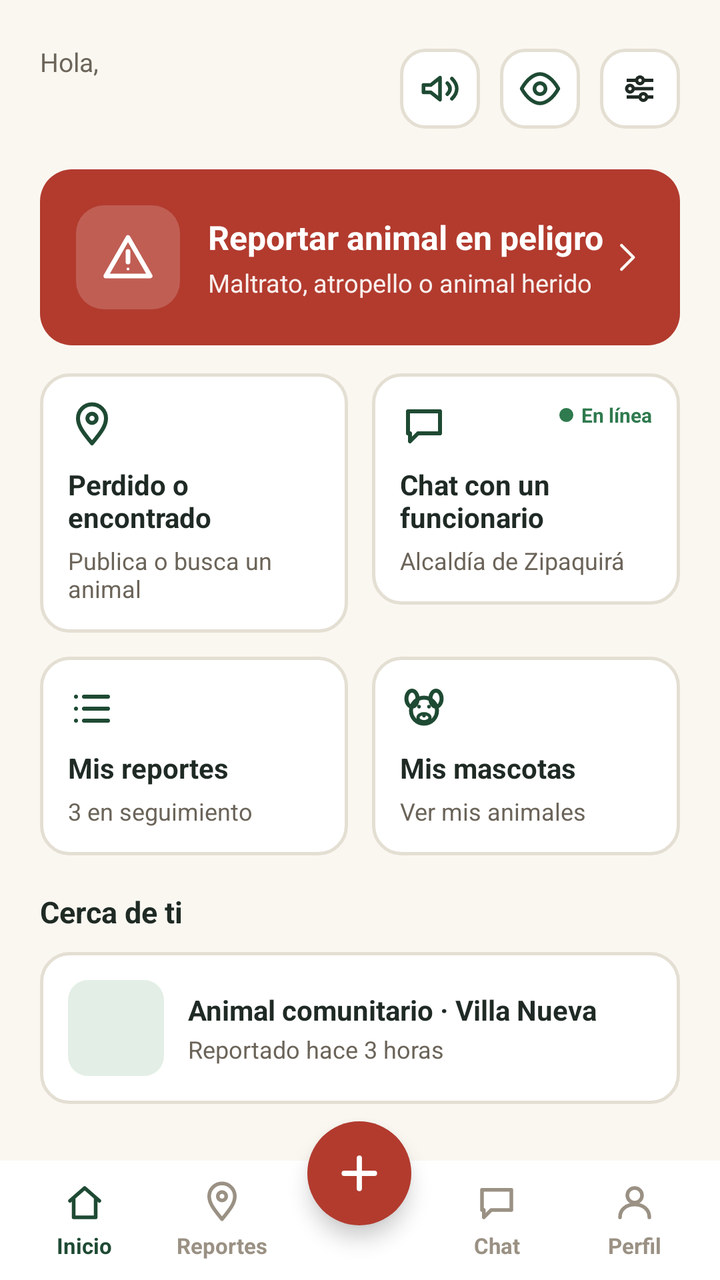
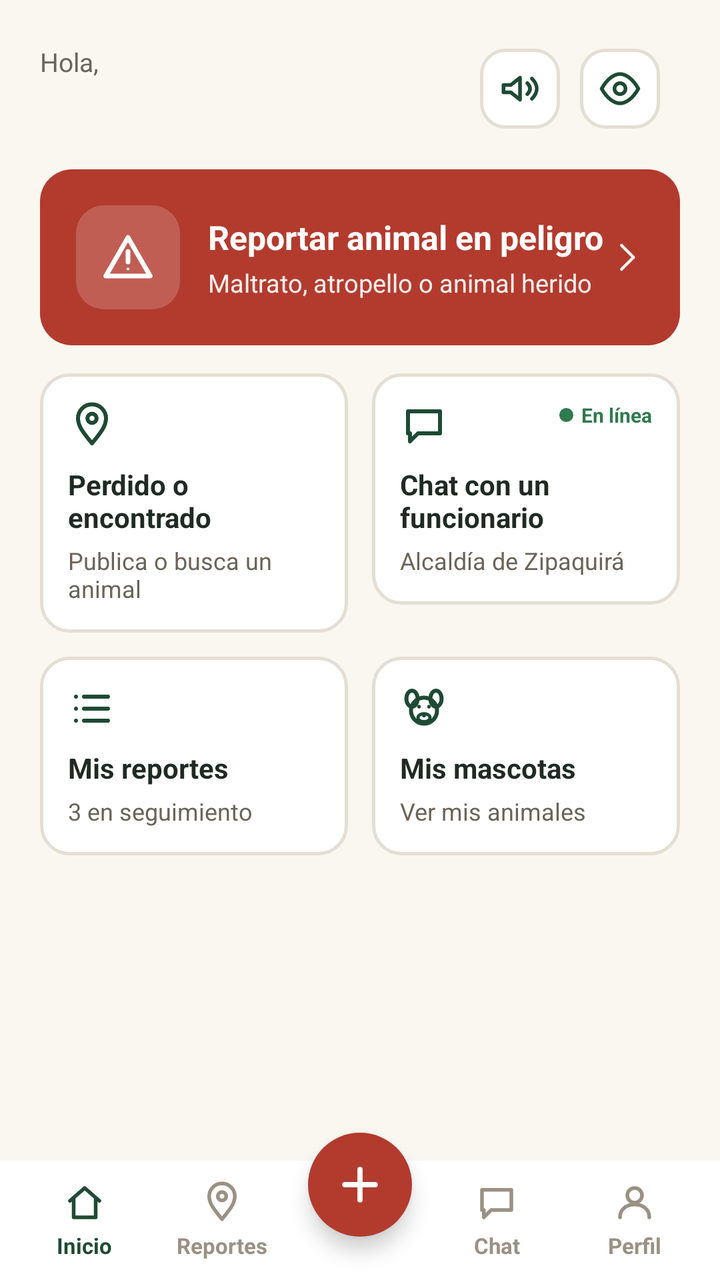

Screens rendered from an Android XML layout before and after an edit, with the pre-edit source and the edit as a unified diff.
<!-- AndroidManifest.xml: application theme Theme.HUELLASEGURA -->
<!-- res/layout/activity_main_dashboard.xml -->
<?xml version="1.0" encoding="utf-8"?>
<LinearLayout xmlns:android="http://schemas.android.com/apk/res/android"
    xmlns:app="http://schemas.android.com/apk/res-auto"
    android:id="@+id/root"
    android:layout_width="match_parent"
    android:layout_height="match_parent"
    android:background="@color/surface_background"
    android:clipChildren="false"
    android:orientation="vertical">

    <LinearLayout
        android:layout_width="match_parent"
        android:layout_height="wrap_content"
        android:gravity="center_vertical"
        android:orientation="horizontal"
        android:paddingStart="20dp"
        android:paddingTop="22dp"
        android:paddingEnd="20dp"
        android:paddingBottom="14dp">

        <LinearLayout
            android:layout_width="0dp"
            android:layout_height="wrap_content"
            android:layout_weight="1"
            android:orientation="vertical">

            <TextView
                android:layout_width="wrap_content"
                android:layout_height="wrap_content"
                android:text="@string/dashboard_hello"
                android:textColor="@color/text_secondary"
                android:textSize="13sp" />

            <TextView
                android:id="@+id/tvUserName"
                android:layout_width="wrap_content"
                android:layout_height="wrap_content"
                android:textColor="@color/text_primary"
                android:textSize="20sp"
                android:textStyle="bold" />
        </LinearLayout>

        <ImageButton
            android:id="@+id/btnListen"
            android:layout_width="40dp"
            android:layout_height="40dp"
            android:layout_marginEnd="10dp"
            android:background="@drawable/bg_icon_button"
            android:contentDescription="@string/senior_read_aloud"
            android:padding="9dp"
            android:src="@drawable/ic_ear" />

        <ImageButton
            android:id="@+id/btnAccessibility"
            android:layout_width="40dp"
            android:layout_height="40dp"
            android:layout_marginEnd="10dp"
            android:background="@drawable/bg_icon_button"
            android:contentDescription="@string/cd_accessibility_settings"
            android:padding="9dp"
            android:src="@drawable/ic_eye_outline" />

        <ImageButton
            android:id="@+id/btnFilter"
            android:layout_width="40dp"
            android:layout_height="40dp"
            android:background="@drawable/bg_icon_button"
            android:contentDescription="@string/nav_profile"
            android:padding="9dp"
            android:src="@drawable/ic_filter" />
    </LinearLayout>

    <ScrollView
        android:layout_width="match_parent"
        android:layout_height="0dp"
        android:layout_weight="1"
        android:fillViewport="true">

        <LinearLayout
            android:layout_width="match_parent"
            android:layout_height="wrap_content"
            android:orientation="vertical"
            android:paddingStart="20dp"
            android:paddingTop="4dp"
            android:paddingEnd="20dp"
            android:paddingBottom="12dp">

            <LinearLayout
                android:id="@+id/cardReport"
                android:layout_width="match_parent"
                android:layout_height="wrap_content"
                android:layout_marginBottom="14dp"
                android:background="@drawable/bg_alert_card"
                android:gravity="center_vertical"
                android:orientation="horizontal"
                android:padding="18dp">

                <FrameLayout
                    android:layout_width="52dp"
                    android:layout_height="52dp"
                    android:background="@drawable/bg_alert_icon">

                    <ImageView
                        android:layout_width="28dp"
                        android:layout_height="28dp"
                        android:layout_gravity="center"
                        android:contentDescription="@null"
                        android:src="@drawable/ic_warning" />
                </FrameLayout>

                <LinearLayout
                    android:layout_width="0dp"
                    android:layout_height="wrap_content"
                    android:layout_marginStart="14dp"
                    android:layout_weight="1"
                    android:orientation="vertical">

                    <TextView
                        android:layout_width="wrap_content"
                        android:layout_height="wrap_content"
                        android:text="@string/dashboard_report_title"
                        android:textColor="@android:color/white"
                        android:textSize="16.5sp"
                        android:textStyle="bold" />

                    <TextView
                        android:layout_width="wrap_content"
                        android:layout_height="wrap_content"
                        android:layout_marginTop="3dp"
                        android:alpha="0.92"
                        android:text="@string/dashboard_report_subtitle"
                        android:textColor="@android:color/white"
                        android:textSize="12.5sp" />
                </LinearLayout>

                <ImageView
                    android:layout_width="18dp"
                    android:layout_height="18dp"
                    android:contentDescription="@null"
                    android:src="@drawable/ic_arrow_back"
                    android:rotation="180" />
            </LinearLayout>

            <LinearLayout
                android:layout_width="match_parent"
                android:layout_height="wrap_content"
                android:layout_marginBottom="12dp"
                android:orientation="horizontal">

                <LinearLayout
                    android:id="@+id/cardLostFound"
                    android:layout_width="0dp"
                    android:layout_height="wrap_content"
                    android:layout_marginEnd="6dp"
                    android:layout_weight="1"
                    android:background="@drawable/bg_card"
                    android:orientation="vertical"
                    android:padding="14dp">

                    <ImageView
                        android:layout_width="24dp"
                        android:layout_height="24dp"
                        android:contentDescription="@null"
                        android:src="@drawable/ic_location_pin" />

                    <TextView
                        android:layout_width="wrap_content"
                        android:layout_height="wrap_content"
                        android:layout_marginTop="8dp"
                        android:text="@string/dashboard_lost_found_title"
                        android:textColor="@color/text_primary"
                        android:textSize="14sp"
                        android:textStyle="bold" />

                    <TextView
                        android:layout_width="wrap_content"
                        android:layout_height="wrap_content"
                        android:layout_marginTop="4dp"
                        android:text="@string/dashboard_lost_found_subtitle"
                        android:textColor="@color/text_secondary"
                        android:textSize="12sp" />
                </LinearLayout>

                <FrameLayout
                    android:id="@+id/cardChatVet"
                    android:layout_width="0dp"
                    android:layout_height="wrap_content"
                    android:layout_marginStart="6dp"
                    android:layout_weight="1">

                    <LinearLayout
                        android:layout_width="match_parent"
                        android:layout_height="wrap_content"
                        android:background="@drawable/bg_card"
                        android:orientation="vertical"
                        android:padding="14dp">

                        <ImageView
                            android:layout_width="24dp"
                            android:layout_height="24dp"
                            android:contentDescription="@null"
                            android:src="@drawable/ic_chat" />

                        <TextView
                            android:layout_width="wrap_content"
                            android:layout_height="wrap_content"
                            android:layout_marginTop="8dp"
                            android:text="@string/dashboard_chat_vet_title"
                            android:textColor="@color/text_primary"
                            android:textSize="14sp"
                            android:textStyle="bold" />

                        <TextView
                            android:layout_width="wrap_content"
                            android:layout_height="wrap_content"
                            android:layout_marginTop="4dp"
                            android:text="@string/dashboard_chat_vet_subtitle"
                            android:textColor="@color/text_secondary"
                            android:textSize="12sp" />
                    </LinearLayout>

                    <LinearLayout
                        android:layout_width="wrap_content"
                        android:layout_height="wrap_content"
                        android:layout_gravity="top|end"
                        android:layout_margin="14dp"
                        android:gravity="center_vertical"
                        android:orientation="horizontal">

                        <View
                            android:layout_width="7dp"
                            android:layout_height="7dp"
                            android:background="@drawable/shape_dot_active" />

                        <TextView
                            android:layout_width="wrap_content"
                            android:layout_height="wrap_content"
                            android:layout_marginStart="4dp"
                            android:text="@string/dashboard_online"
                            android:textColor="@color/accent_green"
                            android:textSize="10sp"
                            android:textStyle="bold" />
                    </LinearLayout>
                </FrameLayout>
            </LinearLayout>

            <LinearLayout
                android:layout_width="match_parent"
                android:layout_height="wrap_content"
                android:layout_marginBottom="18dp"
                android:orientation="horizontal">

                <LinearLayout
                    android:id="@+id/cardMyReports"
                    android:layout_width="0dp"
                    android:layout_height="wrap_content"
                    android:layout_marginEnd="6dp"
                    android:layout_weight="1"
                    android:background="@drawable/bg_card"
                    android:orientation="vertical"
                    android:padding="14dp">

                    <ImageView
                        android:layout_width="24dp"
                        android:layout_height="24dp"
                        android:contentDescription="@null"
                        android:src="@drawable/ic_list_reports" />

                    <TextView
                        android:layout_width="wrap_content"
                        android:layout_height="wrap_content"
                        android:layout_marginTop="8dp"
                        android:text="@string/dashboard_my_reports_title"
                        android:textColor="@color/text_primary"
                        android:textSize="14sp"
                        android:textStyle="bold" />

                    <TextView
                        android:layout_width="wrap_content"
                        android:layout_height="wrap_content"
                        android:layout_marginTop="4dp"
                        android:id="@+id/tvMyReportsSubtitle"
                        android:text="@string/dashboard_my_reports_subtitle"
                        android:textColor="@color/text_secondary"
                        android:textSize="12sp" />
                </LinearLayout>

                <LinearLayout
                    android:id="@+id/cardMyPets"
                    android:layout_width="0dp"
                    android:layout_height="wrap_content"
                    android:layout_marginStart="6dp"
                    android:layout_weight="1"
                    android:background="@drawable/bg_card"
                    android:orientation="vertical"
                    android:padding="14dp">

                    <ImageView
                        android:layout_width="24dp"
                        android:layout_height="24dp"
                        android:contentDescription="@null"
                        android:src="@drawable/ic_dog" />

                    <TextView
                        android:layout_width="wrap_content"
                        android:layout_height="wrap_content"
                        android:layout_marginTop="8dp"
                        android:text="@string/dashboard_my_pets_title"
                        android:textColor="@color/text_primary"
                        android:textSize="14sp"
                        android:textStyle="bold" />

                    <TextView
                        android:layout_width="wrap_content"
                        android:layout_height="wrap_content"
                        android:layout_marginTop="4dp"
                        android:text="@string/dashboard_my_pets_subtitle"
                        android:textColor="@color/text_secondary"
                        android:textSize="12sp" />
                </LinearLayout>
            </LinearLayout>

            <TextView
                android:layout_width="wrap_content"
                android:layout_height="wrap_content"
                android:layout_marginBottom="10dp"
                android:text="@string/dashboard_nearby_title"
                android:textColor="@color/text_primary"
                android:textSize="15sp"
                android:textStyle="bold" />

            <LinearLayout
                android:id="@+id/cardNearby"
                android:layout_width="match_parent"
                android:layout_height="wrap_content"
                android:background="@drawable/bg_card"
                android:gravity="center_vertical"
                android:orientation="horizontal"
                android:padding="14dp">

                <View
                    android:layout_width="48dp"
                    android:layout_height="48dp"
                    android:background="@drawable/bg_icon_soft" />

                <LinearLayout
                    android:layout_width="0dp"
                    android:layout_height="wrap_content"
                    android:layout_marginStart="12dp"
                    android:layout_weight="1"
                    android:orientation="vertical">

                    <TextView
                        android:layout_width="wrap_content"
                        android:layout_height="wrap_content"
                        android:text="@string/dashboard_nearby_item_title"
                        android:textColor="@color/text_primary"
                        android:textSize="14sp"
                        android:textStyle="bold" />

                    <TextView
                        android:layout_width="wrap_content"
                        android:layout_height="wrap_content"
                        android:layout_marginTop="2dp"
                        android:text="@string/dashboard_nearby_item_subtitle"
                        android:textColor="@color/text_secondary"
                        android:textSize="12sp" />
                </LinearLayout>
            </LinearLayout>
        </LinearLayout>
    </ScrollView>

    <LinearLayout
        android:layout_width="match_parent"
        android:layout_height="wrap_content"
        android:background="@android:color/white"
        android:clipChildren="false"
        android:clipToPadding="false"
        android:gravity="center_vertical"
        android:orientation="horizontal"
        android:paddingStart="8dp"
        android:paddingTop="10dp"
        android:paddingEnd="8dp"
        android:paddingBottom="10dp">

        <LinearLayout
            android:id="@+id/tabHome"
            android:layout_width="0dp"
            android:layout_height="wrap_content"
            android:layout_weight="1"
            android:gravity="center"
            android:orientation="vertical">

            <ImageView
                android:layout_width="22dp"
                android:layout_height="22dp"
                android:contentDescription="@null"
                android:src="@drawable/ic_nav_home"
                app:tint="@color/brand_dark" />

            <TextView
                android:layout_width="wrap_content"
                android:layout_height="wrap_content"
                android:layout_marginTop="3dp"
                android:text="@string/nav_home"
                android:textColor="@color/brand_dark"
                android:textSize="11sp"
                android:textStyle="bold" />
        </LinearLayout>

        <LinearLayout
            android:id="@+id/tabReports"
            android:layout_width="0dp"
            android:layout_height="wrap_content"
            android:layout_weight="1"
            android:gravity="center"
            android:orientation="vertical">

            <ImageView
                android:layout_width="22dp"
                android:layout_height="22dp"
                android:contentDescription="@null"
                android:src="@drawable/ic_location_pin"
                app:tint="@color/field_placeholder" />

            <TextView
                android:layout_width="wrap_content"
                android:layout_height="wrap_content"
                android:layout_marginTop="3dp"
                android:text="@string/nav_reports"
                android:textColor="@color/field_placeholder"
                android:textSize="11sp"
                android:textStyle="bold" />
        </LinearLayout>

        <FrameLayout
            android:layout_width="0dp"
            android:layout_height="wrap_content"
            android:layout_weight="1">

            <FrameLayout
                android:id="@+id/btnFab"
                android:layout_width="52dp"
                android:layout_height="52dp"
                android:layout_gravity="center"
                android:layout_marginTop="-24dp"
                android:background="@drawable/bg_fab"
                android:elevation="6dp">

                <ImageView
                    android:layout_width="26dp"
                    android:layout_height="26dp"
                    android:layout_gravity="center"
                    android:contentDescription="@null"
                    android:src="@drawable/ic_plus" />
            </FrameLayout>
        </FrameLayout>

        <LinearLayout
            android:id="@+id/tabChat"
            android:layout_width="0dp"
            android:layout_height="wrap_content"
            android:layout_weight="1"
            android:gravity="center"
            android:orientation="vertical">

            <ImageView
                android:layout_width="22dp"
                android:layout_height="22dp"
                android:contentDescription="@null"
                android:src="@drawable/ic_chat"
                app:tint="@color/field_placeholder" />

            <TextView
                android:layout_width="wrap_content"
                android:layout_height="wrap_content"
                android:layout_marginTop="3dp"
                android:text="@string/nav_chat"
                android:textColor="@color/field_placeholder"
                android:textSize="11sp"
                android:textStyle="bold" />
        </LinearLayout>

        <LinearLayout
            android:id="@+id/tabProfile"
            android:layout_width="0dp"
            android:layout_height="wrap_content"
            android:layout_weight="1"
            android:gravity="center"
            android:orientation="vertical">

            <ImageView
                android:layout_width="22dp"
                android:layout_height="22dp"
                android:contentDescription="@null"
                android:src="@drawable/ic_profile"
                app:tint="@color/field_placeholder" />

            <TextView
                android:layout_width="wrap_content"
                android:layout_height="wrap_content"
                android:layout_marginTop="3dp"
                android:text="@string/nav_profile"
                android:textColor="@color/field_placeholder"
                android:textSize="11sp"
                android:textStyle="bold" />
        </LinearLayout>
    </LinearLayout>
</LinearLayout>
<!-- resources referenced by this layout -->
<resources>
  <color name="accent_green">@color/splash_icon_background</color>
  <color name="brand_dark">@color/splash_background</color>
  <color name="field_placeholder">#9A9184</color>
  <color name="surface_background">@color/splash_text_primary</color>
  <color name="text_primary">#1F2A24</color>
  <color name="text_secondary">#6B6459</color>
  <!-- drawable bg_fab (drawable) -->
  <?xml version="1.0" encoding="utf-8"?>
  <shape xmlns:android="http://schemas.android.com/apk/res/android"
      android:shape="oval">
      <solid android:color="@color/danger_red" />
  </shape>
  <!-- drawable bg_icon_soft (drawable) -->
  <?xml version="1.0" encoding="utf-8"?>
  <shape xmlns:android="http://schemas.android.com/apk/res/android"
      android:shape="rectangle">
      <solid android:color="@color/accent_soft" />
      <corners android:radius="10dp" />
  </shape>
  <!-- drawable ic_filter (drawable) -->
  <?xml version="1.0" encoding="utf-8"?>
  <vector xmlns:android="http://schemas.android.com/apk/res/android"
      android:width="20dp"
      android:height="20dp"
      android:viewportWidth="24"
      android:viewportHeight="24">
      <path android:pathData="M4,7 L20,7" android:strokeColor="@color/text_primary" android:strokeWidth="2" />
      <path android:pathData="M4,12 L20,12" android:strokeColor="@color/text_primary" android:strokeWidth="2" />
      <path android:pathData="M4,17 L20,17" android:strokeColor="@color/text_primary" android:strokeWidth="2" />
      <path android:pathData="M12,5 A2,2 0 1 0 12,9 A2,2 0 1 0 12,5 Z" android:fillColor="@color/surface_background" android:strokeColor="@color/text_primary" android:strokeWidth="2" />
      <path android:pathData="M6,10 A2,2 0 1 0 6,14 A2,2 0 1 0 6,10 Z" android:fillColor="@color/surface_background" android:strokeColor="@color/text_primary" android:strokeWidth="2" />
      <path android:pathData="M14,15 A2,2 0 1 0 14,19 A2,2 0 1 0 14,15 Z" android:fillColor="@color/surface_background" android:strokeColor="@color/text_primary" android:strokeWidth="2" />
  </vector>
  <string name="cd_accessibility_settings">Ajustes de accesibilidad</string>
  <string name="dashboard_chat_vet_subtitle">Alcaldía de Zipaquirá</string>
  <string name="dashboard_chat_vet_title">Chat con un funcionario</string>
  <string name="dashboard_hello">Hola,</string>
  <string name="dashboard_lost_found_subtitle">Publica o busca un animal</string>
  <string name="dashboard_lost_found_title">Perdido o encontrado</string>
  <string name="dashboard_my_pets_subtitle">Ver mis animales</string>
  <string name="dashboard_my_pets_title">Mis mascotas</string>
  <string name="dashboard_my_reports_subtitle">3 en seguimiento</string>
  <string name="dashboard_my_reports_title">Mis reportes</string>
  <string name="dashboard_nearby_item_subtitle">Reportado hace 3 horas</string>
  <string name="dashboard_nearby_item_title">Animal comunitario · Villa Nueva</string>
  <string name="dashboard_nearby_title">Cerca de ti</string>
  <string name="dashboard_online">En línea</string>
  <string name="dashboard_report_subtitle">Maltrato, atropello o animal herido</string>
  <string name="dashboard_report_title">Reportar animal en peligro</string>
  <string name="nav_chat">Chat</string>
  <string name="nav_home">Inicio</string>
  <string name="nav_profile">Perfil</string>
  <string name="nav_reports">Reportes</string>
  <string name="senior_read_aloud">Leer esta pantalla en voz alta</string>
  <style name="Theme.HUELLASEGURA" parent="Base.Theme.HUELLASEGURA" />
  <color name="splash_icon_background">#2F7A4E</color>
  <color name="splash_background">#1E4A33</color>
  <color name="splash_text_primary">#FAF7F1</color>
  <color name="danger_red">#B23B2E</color>
  <color name="field_border">#E4DFD3</color>
  <color name="accent_soft">#E3EFE6</color>
  <!-- unchanged entries left out for length: 17 -->
</resources>

<!-- the commit's change to res/layout/activity_main_dashboard.xml (unified diff, before → after) -->
@@ -59,15 +59,6 @@
             android:contentDescription="@string/cd_accessibility_settings"
             android:padding="9dp"
             android:src="@drawable/ic_eye_outline" />
-
-        <ImageButton
-            android:id="@+id/btnFilter"
-            android:layout_width="40dp"
-            android:layout_height="40dp"
-            android:background="@drawable/bg_icon_button"
-            android:contentDescription="@string/nav_profile"
-            android:padding="9dp"
-            android:src="@drawable/ic_filter" />
     </LinearLayout>
 
     <ScrollView
@@ -320,57 +311,16 @@
                 </LinearLayout>
             </LinearLayout>
 
-            <TextView
-                android:layout_width="wrap_content"
-                android:layout_height="wrap_content"
-                android:layout_marginBottom="10dp"
-                android:text="@string/dashboard_nearby_title"
-                android:textColor="@color/text_primary"
-                android:textSize="15sp"
-                android:textStyle="bold" />
-
-            <LinearLayout
-                android:id="@+id/cardNearby"
-                android:layout_width="match_parent"
-                android:layout_height="wrap_content"
-                android:background="@drawable/bg_card"
-                android:gravity="center_vertical"
-                android:orientation="horizontal"
-                android:padding="14dp">
-
-                <View
-                    android:layout_width="48dp"
-                    android:layout_height="48dp"
-                    android:background="@drawable/bg_icon_soft" />
-
-                <LinearLayout
-                    android:layout_width="0dp"
-                    android:layout_height="wrap_content"
-                    android:layout_marginStart="12dp"
-                    android:layout_weight="1"
-                    android:orientation="vertical">
-
-                    <TextView
-                        android:layout_width="wrap_content"
-                        android:layout_height="wrap_content"
-                        android:text="@string/dashboard_nearby_item_title"
-                        android:textColor="@color/text_primary"
-                        android:textSize="14sp"
-                        android:textStyle="bold" />
-
-                    <TextView
-                        android:layout_width="wrap_content"
-                        android:layout_height="wrap_content"
-                        android:layout_marginTop="2dp"
-                        android:text="@string/dashboard_nearby_item_subtitle"
-                        android:textColor="@color/text_secondary"
-                        android:textSize="12sp" />
-                </LinearLayout>
-            </LinearLayout>
         </LinearLayout>
     </ScrollView>
 
-    <LinearLayout
+    <FrameLayout
+        android:layout_width="match_parent"
+        android:layout_height="wrap_content"
+        android:clipChildren="false">
+
+        <LinearLayout
+        android:layout_marginTop="14dp"
         android:layout_width="match_parent"
         android:layout_height="wrap_content"
         android:background="@android:color/white"
@@ -438,12 +388,65 @@
             android:layout_height="wrap_content"
             android:layout_weight="1">
 
-            <FrameLayout
+        </FrameLayout>
+
+        <LinearLayout
+            android:id="@+id/tabChat"
+            android:layout_width="0dp"
+            android:layout_height="wrap_content"
+            android:layout_weight="1"
+            android:gravity="center"
+            android:orientation="vertical">
+
+            <ImageView
+                android:layout_width="22dp"
+                android:layout_height="22dp"
+                android:contentDescription="@null"
+                android:src="@drawable/ic_chat"
+                app:tint="@color/field_placeholder" />
+
+            <TextView
+                android:layout_width="wrap_content"
+                android:layout_height="wrap_content"
+                android:layout_marginTop="3dp"
+                android:text="@string/nav_chat"
+                android:textColor="@color/field_placeholder"
+                android:textSize="11sp"
+                android:textStyle="bold" />
+        </LinearLayout>
+
+        <LinearLayout
+            android:id="@+id/tabProfile"
+            android:layout_width="0dp"
+            android:layout_height="wrap_content"
+            android:layout_weight="1"
+            android:gravity="center"
+            android:orientation="vertical">
+
+            <ImageView
+                android:layout_width="22dp"
+                android:layout_height="22dp"
+                android:contentDescription="@null"
+                android:src="@drawable/ic_profile"
+                app:tint="@color/field_placeholder" />
+
+            <TextView
+                android:layout_width="wrap_content"
+                android:layout_height="wrap_content"
+                android:layout_marginTop="3dp"
+                android:text="@string/nav_profile"
+                android:textColor="@color/field_placeholder"
+                android:textSize="11sp"
+                android:textStyle="bold" />
+        </LinearLayout>
+    </LinearLayout>
+
+        <FrameLayout
                 android:id="@+id/btnFab"
+            android:contentDescription="@string/dashboard_report_title"
                 android:layout_width="52dp"
                 android:layout_height="52dp"
-                android:layout_gravity="center"
-                android:layout_marginTop="-24dp"
+                android:layout_gravity="top|center_horizontal"
                 android:background="@drawable/bg_fab"
                 android:elevation="6dp">
 
@@ -454,56 +457,5 @@
                     android:contentDescription="@null"
                     android:src="@drawable/ic_plus" />
             </FrameLayout>
-        </FrameLayout>
-
-        <LinearLayout
-            android:id="@+id/tabChat"
-            android:layout_width="0dp"
-            android:layout_height="wrap_content"
-            android:layout_weight="1"
-            android:gravity="center"
-            android:orientation="vertical">
-
-            <ImageView
-                android:layout_width="22dp"
-                android:layout_height="22dp"
-                android:contentDescription="@null"
-                android:src="@drawable/ic_chat"
-                app:tint="@color/field_placeholder" />
-
-            <TextView
-                android:layout_width="wrap_content"
-                android:layout_height="wrap_content"
-                android:layout_marginTop="3dp"
-                android:text="@string/nav_chat"
-                android:textColor="@color/field_placeholder"
-                android:textSize="11sp"
-                android:textStyle="bold" />
-        </LinearLayout>
-
-        <LinearLayout
-            android:id="@+id/tabProfile"
-            android:layout_width="0dp"
-            android:layout_height="wrap_content"
-            android:layout_weight="1"
-            android:gravity="center"
-            android:orientation="vertical">
-
-            <ImageView
-                android:layout_width="22dp"
-                android:layout_height="22dp"
-                android:contentDescription="@null"
-                android:src="@drawable/ic_profile"
-                app:tint="@color/field_placeholder" />
-
-            <TextView
-                android:layout_width="wrap_content"
-                android:layout_height="wrap_content"
-                android:layout_marginTop="3dp"
-                android:text="@string/nav_profile"
-                android:textColor="@color/field_placeholder"
-                android:textSize="11sp"
-                android:textStyle="bold" />
-        </LinearLayout>
-    </LinearLayout>
+    </FrameLayout>
 </LinearLayout>
<!-- resource entries referenced after the edit -->
@@ -12,27 +12,6 @@
       android:shape="oval">
       <solid android:color="@color/danger_red" />
   </shape>
-  <!-- drawable bg_icon_soft (drawable) -->
-  <?xml version="1.0" encoding="utf-8"?>
-  <shape xmlns:android="http://schemas.android.com/apk/res/android"
-      android:shape="rectangle">
-      <solid android:color="@color/accent_soft" />
-      <corners android:radius="10dp" />
-  </shape>
-  <!-- drawable ic_filter (drawable) -->
-  <?xml version="1.0" encoding="utf-8"?>
-  <vector xmlns:android="http://schemas.android.com/apk/res/android"
-      android:width="20dp"
-      android:height="20dp"
-      android:viewportWidth="24"
-      android:viewportHeight="24">
-      <path android:pathData="M4,7 L20,7" android:strokeColor="@color/text_primary" android:strokeWidth="2" />
-      <path android:pathData="M4,12 L20,12" android:strokeColor="@color/text_primary" android:strokeWidth="2" />
-      <path android:pathData="M4,17 L20,17" android:strokeColor="@color/text_primary" android:strokeWidth="2" />
-      <path android:pathData="M12,5 A2,2 0 1 0 12,9 A2,2 0 1 0 12,5 Z" android:fillColor="@color/surface_background" android:strokeColor="@color/text_primary" android:strokeWidth="2" />
-      <path android:pathData="M6,10 A2,2 0 1 0 6,14 A2,2 0 1 0 6,10 Z" android:fillColor="@color/surface_background" android:strokeColor="@color/text_primary" android:strokeWidth="2" />
-      <path android:pathData="M14,15 A2,2 0 1 0 14,19 A2,2 0 1 0 14,15 Z" android:fillColor="@color/surface_background" android:strokeColor="@color/text_primary" android:strokeWidth="2" />
-  </vector>
   <string name="cd_accessibility_settings">Ajustes de accesibilidad</string>
   <string name="dashboard_chat_vet_subtitle">Alcaldía de Zipaquirá</string>
   <string name="dashboard_chat_vet_title">Chat con un funcionario</string>
@@ -43,9 +22,6 @@
   <string name="dashboard_my_pets_title">Mis mascotas</string>
   <string name="dashboard_my_reports_subtitle">3 en seguimiento</string>
   <string name="dashboard_my_reports_title">Mis reportes</string>
-  <string name="dashboard_nearby_item_subtitle">Reportado hace 3 horas</string>
-  <string name="dashboard_nearby_item_title">Animal comunitario · Villa Nueva</string>
-  <string name="dashboard_nearby_title">Cerca de ti</string>
   <string name="dashboard_online">En línea</string>
   <string name="dashboard_report_subtitle">Maltrato, atropello o animal herido</string>
   <string name="dashboard_report_title">Reportar animal en peligro</string>
@@ -60,7 +36,6 @@
   <color name="splash_text_primary">#FAF7F1</color>
   <color name="danger_red">#B23B2E</color>
   <color name="field_border">#E4DFD3</color>
-  <color name="accent_soft">#E3EFE6</color>
   <!-- unchanged entries left out for length: 17 -->
 </resources>
 
